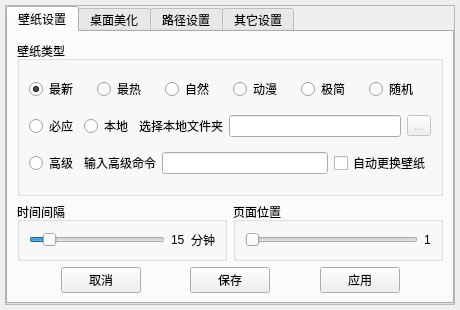
Qt form src/dialog.ui (yjmthu/Neobox) before a commit.
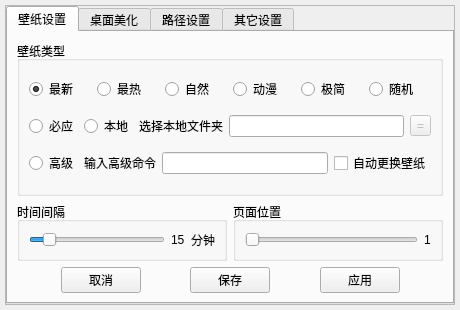
The same form after that commit. Icons and pictures are not drawn.

The edit to the form file:
```diff
--- a/src/dialog.ui
+++ b/src/dialog.ui
@@ -212,7 +212,7 @@
                   <string>选择文件夹</string>
                  </property>
                  <property name="text">
-                  <string>...</string>
+                  <string>=</string>
                  </property>
                 </widget>
                </item>
```
